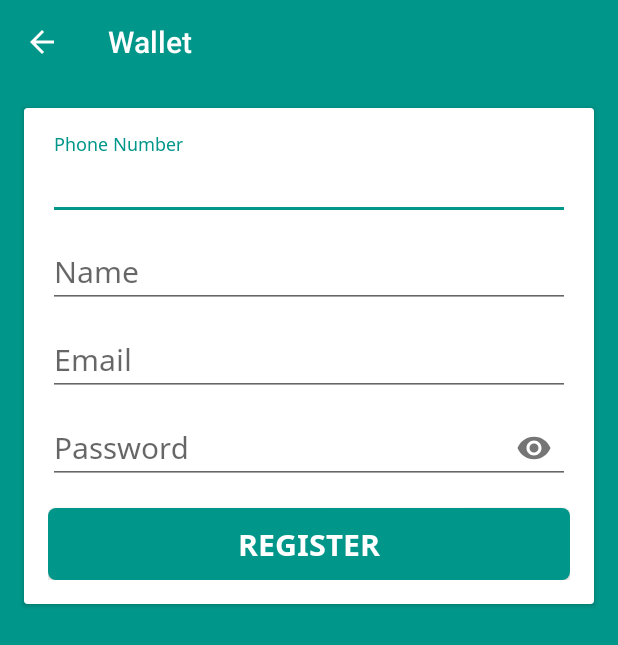
After one commit to mknishad/wallet-android, an Android app: the RegisterActivity screen opened directly, with no data from a screen before it, on a phone screen of 412 x 824 dp. The commit adds this screen. Shown: the top 645 px of the screen. Run offline under Robolectric (Android 15) with nearby library versions, the phone set to English and light mode, and no system bars; our stand-ins replace ButterKnife.

Commit message:
add and design RegisterActivity

```diff
--- a/app/src/main/AndroidManifest.xml
+++ b/app/src/main/AndroidManifest.xml
@@ -21,9 +21,14 @@
                 <category android:name="android.intent.category.LAUNCHER" />
             </intent-filter>
         </activity>
-        <activity android:name=".ui.activity.LoginActivity"
-            android:theme="@style/AppTheme.NoActionBar"
-            android:screenOrientation="portrait"/>
+        <activity
+            android:name=".ui.activity.LoginActivity"
+            android:screenOrientation="portrait"
+            android:theme="@style/AppTheme.NoActionBar" />
+        <activity
+            android:name=".ui.activity.RegisterActivity"
+            android:screenOrientation="portrait"
+            android:theme="@style/AppTheme.NoActionBar" />
     </application>
 
 </manifest>
--- a/app/src/main/java/com/wallet/ui/activity/LoginActivity.java
+++ b/app/src/main/java/com/wallet/ui/activity/LoginActivity.java
@@ -44,9 +44,7 @@ public class LoginActivity extends AppCompatActivity {
     }
 
     private void initViews() {
-        Toolbar toolbar = (Toolbar) findViewById(R.id.toolbar);
         setSupportActionBar(toolbar);
-        getSupportActionBar().setTitle(R.string.app_name);
     }
 
     @OnClick({R.id.loginButton, R.id.registerTextView})
@@ -55,11 +53,12 @@ public class LoginActivity extends AppCompatActivity {
             case R.id.loginButton:
                 phoneNumber = phoneNumberWrapper.getEditText().getText().toString().trim();
                 password = passwordWrapper.getEditText().getText().toString().trim();
-                Log.d(TAG, "onViewClicked: phoneNumber = " + phoneNumber + " passowrd = " + password);
+                Log.d(TAG, "onViewClicked: phoneNumber = " + phoneNumber + " password = " + password);
                 startActivity(new Intent(this, MainActivity.class));
                 finishAffinity();
                 break;
             case R.id.registerTextView:
+                startActivity(new Intent(this, RegisterActivity.class));
                 break;
         }
     }
--- /dev/null
+++ b/app/src/main/java/com/wallet/ui/activity/RegisterActivity.java
@@ -0,0 +1,52 @@
+package com.wallet.ui.activity;
+
+import android.os.Bundle;
+import android.view.View;
+import android.widget.Button;
+
+import com.google.android.material.textfield.TextInputLayout;
+import com.wallet.R;
+
+import androidx.appcompat.app.AppCompatActivity;
+import androidx.appcompat.widget.Toolbar;
+import butterknife.BindView;
+import butterknife.ButterKnife;
+import butterknife.OnClick;
+
+public class RegisterActivity extends AppCompatActivity {
+
+    @BindView(R.id.toolbar)
+    Toolbar toolbar;
+    @BindView(R.id.phoneNumberWrapper)
+    TextInputLayout phoneNumberWrapper;
+    @BindView(R.id.nameWrapper)
+    TextInputLayout nameWrapper;
+    @BindView(R.id.emailWrapper)
+    TextInputLayout emailWrapper;
+    @BindView(R.id.passwordWrapper)
+    TextInputLayout passwordWrapper;
+    @BindView(R.id.registerButton)
+    Button registerButton;
+
+    private static final String TAG = "RegisterActivity";
+
+    @Override
+    protected void onCreate(Bundle savedInstanceState) {
+        super.onCreate(savedInstanceState);
+        setContentView(R.layout.activity_registration);
+        ButterKnife.bind(this);
+
+        initViews();
+    }
+
+    private void initViews() {
+        setSupportActionBar(toolbar);
+        getSupportActionBar().setDisplayHomeAsUpEnabled(true);
+        toolbar.setNavigationOnClickListener(view -> onBackPressed());
+    }
+
+    @OnClick(R.id.registerButton)
+    public void onViewClicked() {
+        finish();
+    }
+}
--- /dev/null
+++ b/app/src/main/res/layout/activity_registration.xml
@@ -0,0 +1,115 @@
+<?xml version="1.0" encoding="utf-8"?>
+<androidx.constraintlayout.widget.ConstraintLayout xmlns:android="http://schemas.android.com/apk/res/android"
+    xmlns:app="http://schemas.android.com/apk/res-auto"
+    xmlns:tools="http://schemas.android.com/tools"
+    android:layout_width="match_parent"
+    android:layout_height="match_parent"
+    android:background="@color/colorPrimary"
+    tools:context=".ui.activity.RegisterActivity">
+
+    <com.google.android.material.appbar.AppBarLayout
+        android:layout_width="match_parent"
+        android:layout_height="wrap_content"
+        app:elevation="0dp"
+        android:id="@+id/toolbarLayout"
+        android:theme="@style/AppTheme.AppBarOverlay">
+
+        <androidx.appcompat.widget.Toolbar
+            android:id="@+id/toolbar"
+            android:layout_width="match_parent"
+            android:layout_height="?attr/actionBarSize"
+            android:background="?attr/colorPrimary"
+            app:popupTheme="@style/AppTheme.PopupOverlay" />
+
+    </com.google.android.material.appbar.AppBarLayout>
+
+    <androidx.cardview.widget.CardView
+        android:layout_width="match_parent"
+        android:layout_height="wrap_content"
+        android:layout_marginStart="16dp"
+        android:layout_marginTop="16dp"
+        android:layout_marginEnd="16dp"
+        app:layout_constraintEnd_toEndOf="parent"
+        app:layout_constraintStart_toStartOf="parent"
+        app:layout_constraintTop_toBottomOf="@id/toolbarLayout">
+
+        <LinearLayout
+            android:padding="16dp"
+            android:layout_width="match_parent"
+            android:layout_height="wrap_content"
+            android:orientation="vertical">
+
+            <com.google.android.material.textfield.TextInputLayout
+                android:id="@+id/phoneNumberWrapper"
+                android:layout_width="match_parent"
+                android:layout_height="wrap_content">
+
+                <com.google.android.material.textfield.TextInputEditText
+                    android:inputType="phone"
+                    android:textSize="20sp"
+                    android:fontFamily="@font/noto_sans_regular"
+                    android:hint="@string/phone_number"
+                    android:layout_width="match_parent"
+                    android:layout_height="wrap_content" />
+            </com.google.android.material.textfield.TextInputLayout>
+
+            <com.google.android.material.textfield.TextInputLayout
+                android:id="@+id/nameWrapper"
+                android:layout_width="match_parent"
+                android:layout_height="wrap_content">
+
+                <com.google.android.material.textfield.TextInputEditText
+                    android:inputType="textPersonName"
+                    android:textSize="20sp"
+                    android:fontFamily="@font/noto_sans_regular"
+                    android:hint="@string/name"
+                    android:layout_width="match_parent"
+                    android:layout_height="wrap_content" />
+            </com.google.android.material.textfield.TextInputLayout>
+
+            <com.google.android.material.textfield.TextInputLayout
+                android:id="@+id/emailWrapper"
+                android:layout_width="match_parent"
+                android:layout_height="wrap_content">
+
+                <com.google.android.material.textfield.TextInputEditText
+                    android:inputType="textEmailAddress"
+                    android:textSize="20sp"
+                    android:fontFamily="@font/noto_sans_regular"
+                    android:hint="@string/email"
+                    android:layout_width="match_parent"
+                    android:layout_height="wrap_content" />
+            </com.google.android.material.textfield.TextInputLayout>
+
+            <com.google.android.material.textfield.TextInputLayout
+                android:id="@+id/passwordWrapper"
+                app:passwordToggleEnabled="true"
+                android:layout_width="match_parent"
+                android:layout_height="wrap_content">
+
+                <com.google.android.material.textfield.TextInputEditText
+                    android:inputType="textPassword"
+                    android:textSize="20sp"
+                    android:fontFamily="@font/noto_sans_regular"
+                    android:hint="@string/password"
+                    android:layout_width="match_parent"
+                    android:layout_height="wrap_content" />
+            </com.google.android.material.textfield.TextInputLayout>
+
+            <Button
+                android:id="@+id/registerButton"
+                android:layout_marginTop="16dp"
+                android:background="@drawable/bg_button"
+                android:text="@string/register"
+                android:textSize="20sp"
+                android:foreground="?android:attr/selectableItemBackground"
+                android:clickable="true"
+                android:focusable="true"
+                android:textColor="@android:color/white"
+                android:fontFamily="@font/noto_sans_bold"
+                android:layout_width="match_parent"
+                android:layout_height="wrap_content" />
+        </LinearLayout>
+    </androidx.cardview.widget.CardView>
+
+</androidx.constraintlayout.widget.ConstraintLayout>
--- a/app/src/main/res/values/strings.xml
+++ b/app/src/main/res/values/strings.xml
@@ -24,4 +24,6 @@
     <string name="password">Password</string>
     <string name="login">Login</string>
     <string name="register">Register</string>
+    <string name="name">Name</string>
+    <string name="email">Email</string>
 </resources>
```
